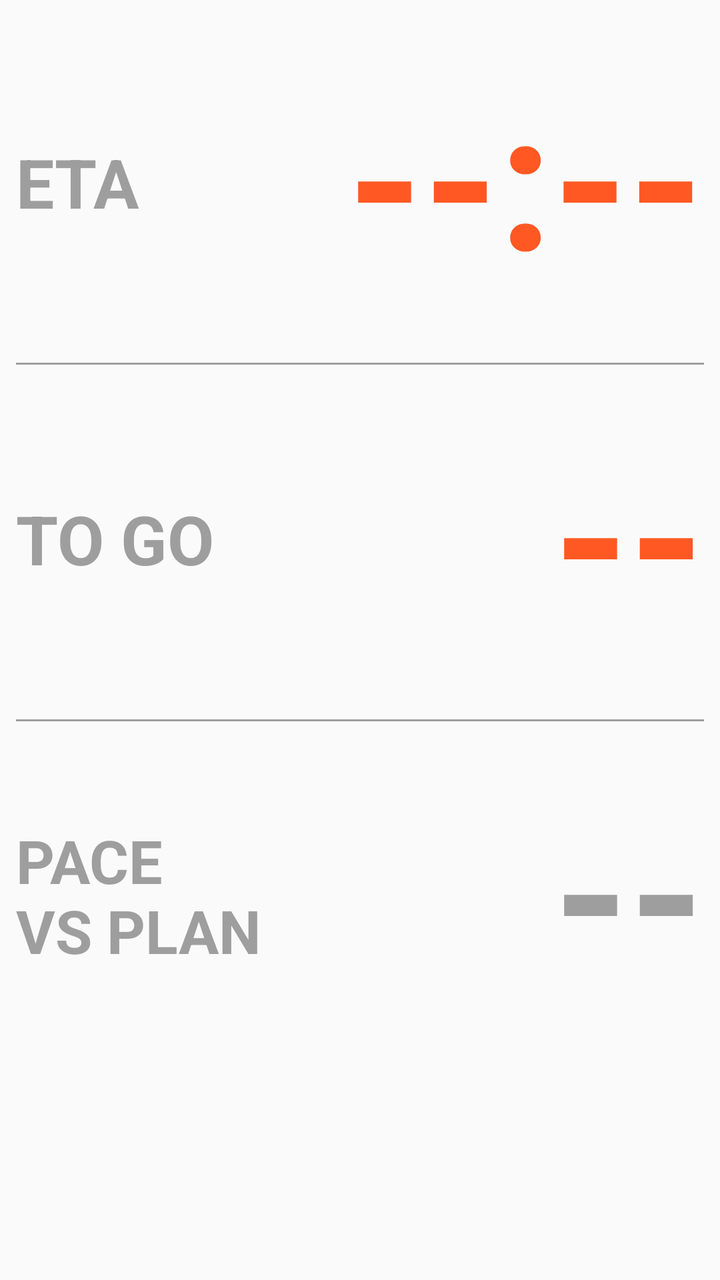
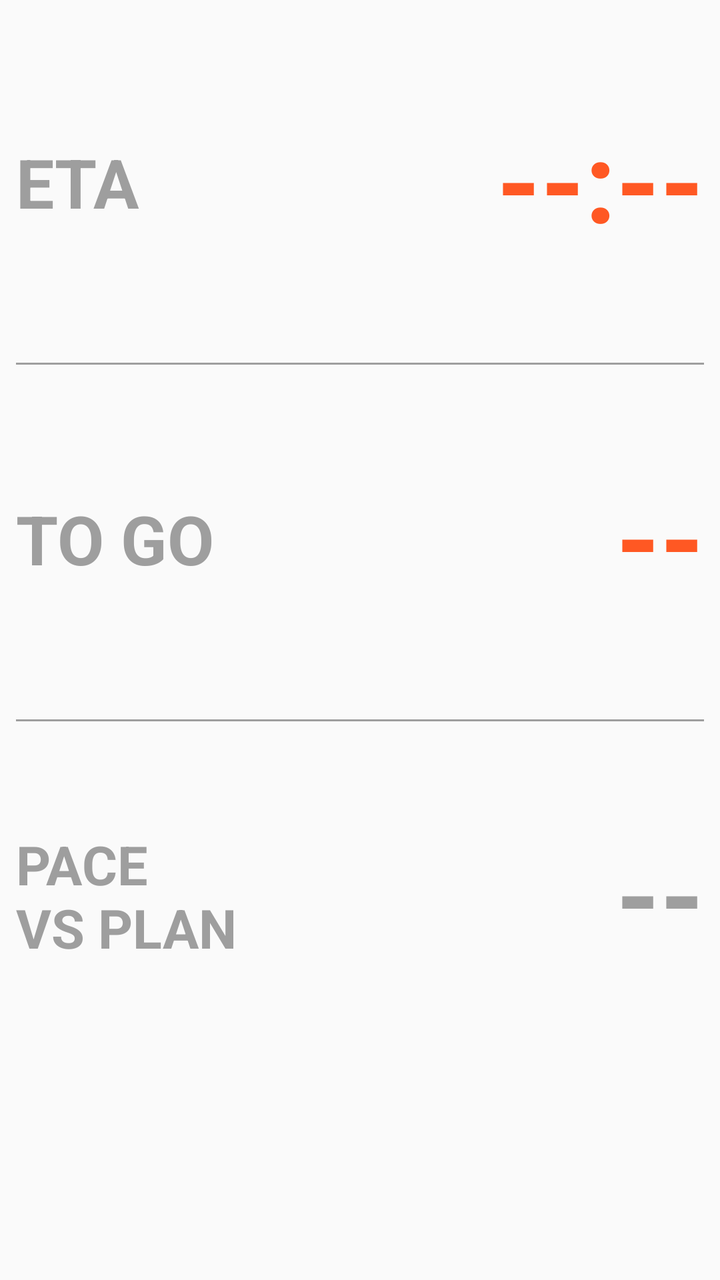

The first picture is an Android layout as it rendered before a commit; the second is the same layout after the commit. The layout source and the unified diff follow.
<!-- AndroidManifest.xml: application theme Theme.AppCompat.DayNight.NoActionBar -->
<!-- res/layout/view_eta_master.xml -->
<?xml version="1.0" encoding="utf-8"?>
<LinearLayout xmlns:android="http://schemas.android.com/apk/res/android"
    android:id="@+id/root_master"
    android:layout_width="match_parent"
    android:layout_height="match_parent"
    android:background="@android:color/transparent"
    android:orientation="vertical"
    android:paddingStart="8dp"
    android:paddingEnd="8dp"
    android:paddingTop="4dp"
    android:paddingBottom="4dp">

    
    <LinearLayout
        android:layout_width="match_parent"
        android:layout_height="0dp"
        android:layout_weight="1"
        android:orientation="horizontal"
        android:gravity="center_vertical"
        android:baselineAligned="false">
        <TextView
            android:id="@+id/tv_master_lbl_eta"
            android:layout_width="0dp"
            android:layout_height="match_parent"
            android:layout_weight="0.38"
            android:gravity="center_vertical|start"
            android:paddingEnd="6dp"
            android:text="ETA"
            android:textStyle="bold"
            android:textColor="#9E9E9E"
            android:maxLines="2"
            android:includeFontPadding="false"
            android:autoSizeTextType="uniform"
            android:autoSizeMinTextSize="12sp"
            android:autoSizeMaxTextSize="34sp"
            android:autoSizeStepGranularity="1sp" />
        <TextView
            android:id="@+id/tv_master_eta"
            android:layout_width="0dp"
            android:layout_height="match_parent"
            android:layout_weight="0.62"
            android:gravity="center_vertical|end"
            android:text="--:--"
            android:textStyle="bold"
            android:textColor="#FF5823"
            android:maxLines="1"
            android:includeFontPadding="false"
            android:autoSizeTextType="uniform"
            android:autoSizeMinTextSize="16sp"
            android:autoSizeMaxTextSize="96sp"
            android:autoSizeStepGranularity="2sp" />
    </LinearLayout>

    <TextView
        android:id="@+id/tv_master_div1"
        android:layout_width="match_parent"
        android:layout_height="1dp"
        android:background="#9E9E9E" />

    
    <LinearLayout
        android:layout_width="match_parent"
        android:layout_height="0dp"
        android:layout_weight="1"
        android:orientation="horizontal"
        android:gravity="center_vertical"
        android:baselineAligned="false">
        <TextView
            android:id="@+id/tv_master_lbl_remaining"
            android:layout_width="0dp"
            android:layout_height="match_parent"
            android:layout_weight="0.38"
            android:gravity="center_vertical|start"
            android:paddingEnd="6dp"
            android:text="TO GO"
            android:textStyle="bold"
            android:textColor="#9E9E9E"
            android:maxLines="2"
            android:includeFontPadding="false"
            android:autoSizeTextType="uniform"
            android:autoSizeMinTextSize="12sp"
            android:autoSizeMaxTextSize="34sp"
            android:autoSizeStepGranularity="1sp" />
        <TextView
            android:id="@+id/tv_master_remaining"
            android:layout_width="0dp"
            android:layout_height="match_parent"
            android:layout_weight="0.62"
            android:gravity="center_vertical|end"
            android:text="--"
            android:textStyle="bold"
            android:textColor="#FF5823"
            android:maxLines="1"
            android:includeFontPadding="false"
            android:autoSizeTextType="uniform"
            android:autoSizeMinTextSize="16sp"
            android:autoSizeMaxTextSize="96sp"
            android:autoSizeStepGranularity="2sp" />
    </LinearLayout>

    <TextView
        android:id="@+id/tv_master_div2"
        android:layout_width="match_parent"
        android:layout_height="1dp"
        android:background="#9E9E9E" />

    
    <LinearLayout
        android:layout_width="match_parent"
        android:layout_height="0dp"
        android:layout_weight="1"
        android:orientation="horizontal"
        android:gravity="center_vertical"
        android:baselineAligned="false">
        <TextView
            android:id="@+id/tv_master_lbl_third"
            android:layout_width="0dp"
            android:layout_height="match_parent"
            android:layout_weight="0.38"
            android:gravity="center_vertical|start"
            android:paddingEnd="6dp"
            android:text="PACE\nVS PLAN"
            android:textStyle="bold"
            android:textColor="#9E9E9E"
            android:maxLines="2"
            android:includeFontPadding="false"
            android:autoSizeTextType="uniform"
            android:autoSizeMinTextSize="12sp"
            android:autoSizeMaxTextSize="34sp"
            android:autoSizeStepGranularity="1sp" />
        <TextView
            android:id="@+id/tv_master_third"
            android:layout_width="0dp"
            android:layout_height="match_parent"
            android:layout_weight="0.62"
            android:gravity="center_vertical|end"
            android:text="--"
            android:textStyle="bold"
            android:textColor="#9E9E9E"
            android:maxLines="1"
            android:includeFontPadding="false"
            android:autoSizeTextType="uniform"
            android:autoSizeMinTextSize="16sp"
            android:autoSizeMaxTextSize="96sp"
            android:autoSizeStepGranularity="2sp" />
    </LinearLayout>

    
    <TextView
        android:layout_width="match_parent"
        android:layout_height="0dp"
        android:layout_weight="0.55" />

</LinearLayout>
<!-- resources referenced by this layout -->
<resources>

</resources>

<!-- the commit's change to res/layout/view_eta_master.xml (unified diff, before → after) -->
@@ -22,7 +22,7 @@
             android:id="@+id/tv_master_lbl_eta"
             android:layout_width="0dp"
             android:layout_height="match_parent"
-            android:layout_weight="0.38"
+            android:layout_weight="0.34"
             android:gravity="center_vertical|start"
             android:paddingEnd="6dp"
             android:text="ETA"
@@ -38,7 +38,7 @@
             android:id="@+id/tv_master_eta"
             android:layout_width="0dp"
             android:layout_height="match_parent"
-            android:layout_weight="0.62"
+            android:layout_weight="0.66"
             android:gravity="center_vertical|end"
             android:text="--:--"
             android:textStyle="bold"
@@ -47,7 +47,7 @@
             android:includeFontPadding="false"
             android:autoSizeTextType="uniform"
             android:autoSizeMinTextSize="16sp"
-            android:autoSizeMaxTextSize="96sp"
+            android:autoSizeMaxTextSize="56sp"
             android:autoSizeStepGranularity="2sp" />
     </LinearLayout>
 
@@ -69,7 +69,7 @@
             android:id="@+id/tv_master_lbl_remaining"
             android:layout_width="0dp"
             android:layout_height="match_parent"
-            android:layout_weight="0.38"
+            android:layout_weight="0.34"
             android:gravity="center_vertical|start"
             android:paddingEnd="6dp"
             android:text="TO GO"
@@ -85,7 +85,7 @@
             android:id="@+id/tv_master_remaining"
             android:layout_width="0dp"
             android:layout_height="match_parent"
-            android:layout_weight="0.62"
+            android:layout_weight="0.66"
             android:gravity="center_vertical|end"
             android:text="--"
             android:textStyle="bold"
@@ -94,7 +94,7 @@
             android:includeFontPadding="false"
             android:autoSizeTextType="uniform"
             android:autoSizeMinTextSize="16sp"
-            android:autoSizeMaxTextSize="96sp"
+            android:autoSizeMaxTextSize="56sp"
             android:autoSizeStepGranularity="2sp" />
     </LinearLayout>
 
@@ -116,7 +116,7 @@
             android:id="@+id/tv_master_lbl_third"
             android:layout_width="0dp"
             android:layout_height="match_parent"
-            android:layout_weight="0.38"
+            android:layout_weight="0.34"
             android:gravity="center_vertical|start"
             android:paddingEnd="6dp"
             android:text="PACE\nVS PLAN"
@@ -132,7 +132,7 @@
             android:id="@+id/tv_master_third"
             android:layout_width="0dp"
             android:layout_height="match_parent"
-            android:layout_weight="0.62"
+            android:layout_weight="0.66"
             android:gravity="center_vertical|end"
             android:text="--"
             android:textStyle="bold"
@@ -141,7 +141,7 @@
             android:includeFontPadding="false"
             android:autoSizeTextType="uniform"
             android:autoSizeMinTextSize="16sp"
-            android:autoSizeMaxTextSize="96sp"
+            android:autoSizeMaxTextSize="56sp"
             android:autoSizeStepGranularity="2sp" />
     </LinearLayout>
 
